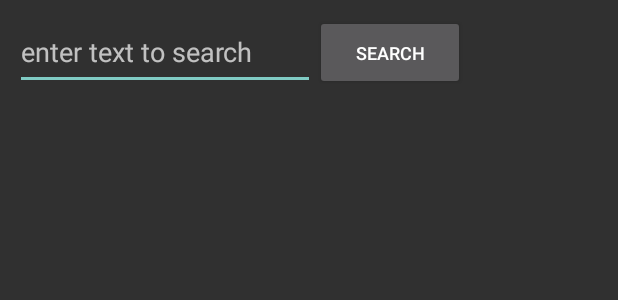
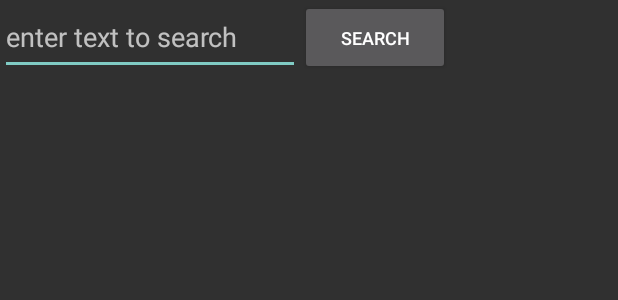
Before and after one commit to kangkc09/PNUBUS, an Android app: the layout activity_ontime.xml on its own in the app's theme, with its tools: preview values and no code run, on a phone screen of 412 x 824 dp. Shown: the top 300 px of the screen. Run offline under Robolectric (Android 15) with nearby library versions, the phone set to English and light mode, and no system bars.

Commit message:
OntimeBus

```diff
--- a/app/src/main/res/layout/activity_ontime.xml
+++ b/app/src/main/res/layout/activity_ontime.xml
@@ -1,11 +1,9 @@
 <?xml version="1.0" encoding="utf-8"?>
 <LinearLayout xmlns:android="http://schemas.android.com/apk/res/android"
-    xmlns:tools="http://schemas.android.com/tools"
-    android:id="@+id/activity_main"
     android:layout_width="match_parent"
     android:layout_height="match_parent"
-    android:orientation="vertical"
-    android:padding="10dp">
+    android:gravity="center"
+    android:orientation="vertical">
 
     <LinearLayout
         android:layout_width="match_parent"
```
Also changed, not shown: app/src/main/java/com/example/termproject/OntimeBus.java (+27 -11 lines).
